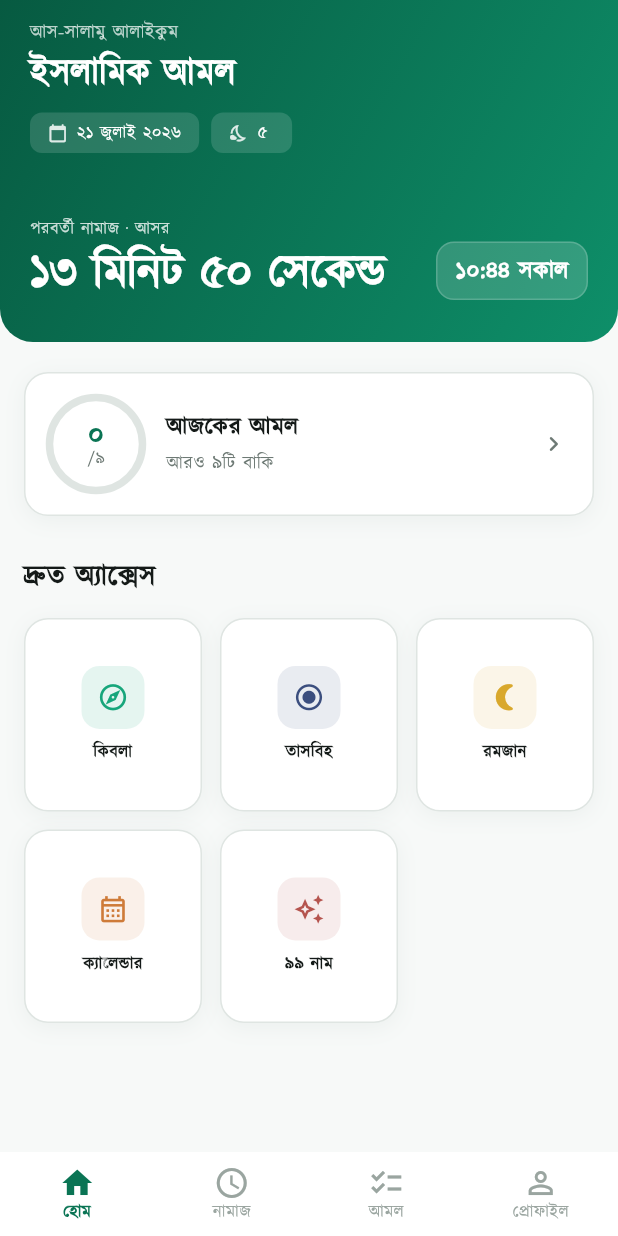
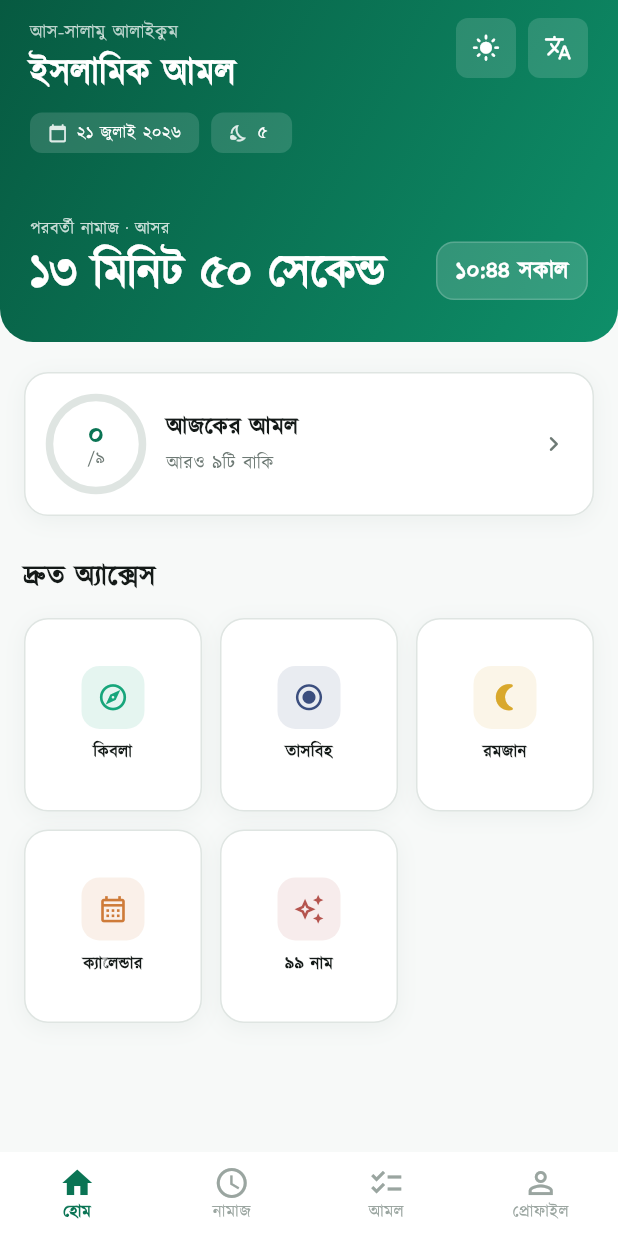
Before and after one commit to rtrajon-dev/amol_app, a Flutter app: the HomeScreen screen opened by its route, on a phone screen of 412 x 824 dp. Run offline on Flutter 3.47's test engine with Material 3 defaults, Android fonts, the phone set to English and light mode, and no system bars; our stand-ins replace adhan, connectivity_plus, dio, drift, drift_flutter, firebase_analytics and 17 more; accounts and stored records are empty; generated files the repository leaves out were written again; network calls fail.

Commit message:
feat(home): move theme and language to the home header as icons
Both were rows in Profile. They are now icon buttons in the home hero, and
removed from Profile — keeping them in both places would recreate exactly
the duplication the Settings merge just removed.

The theme icon shows the brightness currently on screen rather than the
stored setting. Under ThemeMode.system those differ, and an icon claiming
"light" while the screen is dark is worse than no icon at all.

Tapping opens the picker rather than cycling. A tap-to-cycle toggle would
make "follow the system" reachable only by tapping through three states
with no way to tell which one you had landed on.

Language is Bangla-only in this release (C-02), so the picker shows one
selected entry with the reason beneath it, replacing the snackbar that
previously said "no". "What language is this, and can I change it?" is a
fair question, and a list holding one item answers it; a toast dismisses it.

Worth flagging: the language icon is a permanent affordance on the app's
most-seen surface for a setting with exactly one option. It is honest now,
but it earns its space only once a second language exists — if that is not
planned soon, gating it behind a flag is the cheaper choice.

40dp targets, under Material's 48 because they sit inside a dense header,
but well above the ~32dp where thumbs begin missing.

```diff
--- /dev/null
+++ b/lib/features/home/presentation/widgets/home_actions.dart
@@ -0,0 +1,131 @@
+import 'package:flutter/material.dart';
+import 'package:flutter_riverpod/flutter_riverpod.dart';
+
+import '../../../../app/theme/app_tokens.dart';
+import '../../../../app/theme/theme_mode_provider.dart';
+import '../../../../global_widgets/option_picker.dart';
+
+/// Theme and language, reachable from the home header.
+///
+/// These sit here rather than buried in Profile because they are settings a
+/// user changes on impulse — dark mode because the room got dark, not because
+/// they went looking for a settings screen. Everything else stays in Profile:
+/// promoting a setting to the home screen costs permanent real estate on the
+/// most-seen surface in the app, so it has to earn the space.
+class HomeActions extends ConsumerWidget {
+  const HomeActions({super.key});
+
+  @override
+  Widget build(BuildContext context, WidgetRef ref) {
+    final mode = ref.watch(themeModeProvider);
+
+    return Row(
+      mainAxisSize: MainAxisSize.min,
+      children: [
+        _HeroIconButton(
+          icon: _iconFor(context, mode),
+          tooltip: 'থিম',
+          onTap: () => _pickTheme(context, ref, mode),
+        ),
+        const SizedBox(width: Space.sm),
+        _HeroIconButton(
+          icon: Icons.translate_rounded,
+          tooltip: 'ভাষা',
+          onTap: () => _pickLanguage(context),
+        ),
+      ],
+    );
+  }
+
+  /// Reflects what the user is actually looking at, not the stored setting.
+  /// On `system` that means showing the resolved brightness — an icon claiming
+  /// "light" while the screen is dark would be worse than no icon.
+  IconData _iconFor(BuildContext context, ThemeMode mode) {
+    final isDark = switch (mode) {
+      ThemeMode.dark => true,
+      ThemeMode.light => false,
+      ThemeMode.system =>
+        MediaQuery.platformBrightnessOf(context) == Brightness.dark,
+    };
+    return isDark ? Icons.dark_mode_rounded : Icons.light_mode_rounded;
+  }
+
+  /// Opens the full picker rather than toggling. A tap-to-cycle would make
+  /// "follow the system" unreachable without three taps and no way to tell
+  /// which of the three you had landed on.
+  Future<void> _pickTheme(
+    BuildContext context,
+    WidgetRef ref,
+    ThemeMode current,
+  ) async {
+    final chosen = await showOptionPicker<ThemeMode>(
+      context: context,
+      title: 'থিম',
+      current: current,
+      options: [
+        for (final mode in ThemeMode.values)
+          PickerOption(value: mode, label: ThemeModeNotifier.labelFor(mode)),
+      ],
+    );
+
+    if (chosen != null) {
+      await ref.read(themeModeProvider.notifier).set(chosen);
+    }
+  }
+
+  /// Bangla only in this release (C-02).
+  ///
+  /// Shows the picker with the one supported language selected, rather than a
+  /// snackbar saying "no". Answering "what language is this, and can I change
+  /// it?" is a legitimate question, and a list that visibly holds one entry
+  /// answers it in a way a toast does not.
+  Future<void> _pickLanguage(BuildContext context) async {
+    await showOptionPicker<String>(
+      context: context,
+      title: 'ভাষা',
+      current: 'bn',
+      options: const [
+        PickerOption(
+          value: 'bn',
+          label: 'বাংলা',
+          description: 'এই সংস্করণে শুধু বাংলা সমর্থিত',
+        ),
+      ],
+    );
+  }
+}
+
+class _HeroIconButton extends StatelessWidget {
+  const _HeroIconButton({
+    required this.icon,
+    required this.tooltip,
+    required this.onTap,
+  });
+
+  final IconData icon;
+  final String tooltip;
+  final VoidCallback onTap;
+
+  @override
+  Widget build(BuildContext context) {
+    return Tooltip(
+      message: tooltip,
+      child: Material(
+        color: Colors.white.withValues(alpha: 0.14),
+        borderRadius: Radii.smAll,
+        child: InkWell(
+          onTap: onTap,
+          borderRadius: Radii.smAll,
+          child: SizedBox(
+            // 40dp — under Material's 48 because these sit inside a dense
+            // header, but still comfortably above the ~32dp where thumbs start
+            // missing.
+            width: 40,
+            height: 40,
+            child: Icon(icon, size: 19, color: Colors.white),
+          ),
+        ),
+      ),
+    );
+  }
+}
--- a/lib/features/home/presentation/widgets/home_hero.dart
+++ b/lib/features/home/presentation/widgets/home_hero.dart
@@ -7,6 +7,7 @@ import '../../../../app/theme/app_typography.dart';
 import '../../../../app/utils/hijri_utils.dart';
 import '../../../../app/utils/prayer_time_utils.dart';
 import '../../../prayer_time/presentation/viewmodel/prayer_time_viewmodel.dart';
+import 'home_actions.dart';
 
 /// The home header: greeting, both dates, and the next prayer countdown.
 ///
@@ -42,6 +43,13 @@ class HomeHero extends ConsumerWidget {
           child: Column(
             crossAxisAlignment: CrossAxisAlignment.start,
             children: [
+              Row(
+                crossAxisAlignment: CrossAxisAlignment.start,
+                children: [
+                  Expanded(
+                    child: Column(
+                      crossAxisAlignment: CrossAxisAlignment.start,
+                      children: [
                         Text(
                           'আস-সালামু আলাইকুম',
                           style: AppType.bodySmall.copyWith(
@@ -52,6 +60,13 @@ class HomeHero extends ConsumerWidget {
                         Text(
                           'ইসলামিক আমল',
                           style: AppType.h1.copyWith(color: Colors.white),
+                        ),
+                      ],
+                    ),
+                  ),
+                  const SizedBox(width: Space.sm),
+                  const HomeActions(),
+                ],
               ),
               const SizedBox(height: Space.md),
 
```
Also changed, not shown: lib/features/profile/presentation/view/profile_screen.dart (+1 -48 lines), 2 other files. Lines whose indentation alone changed are shown as unchanged.
